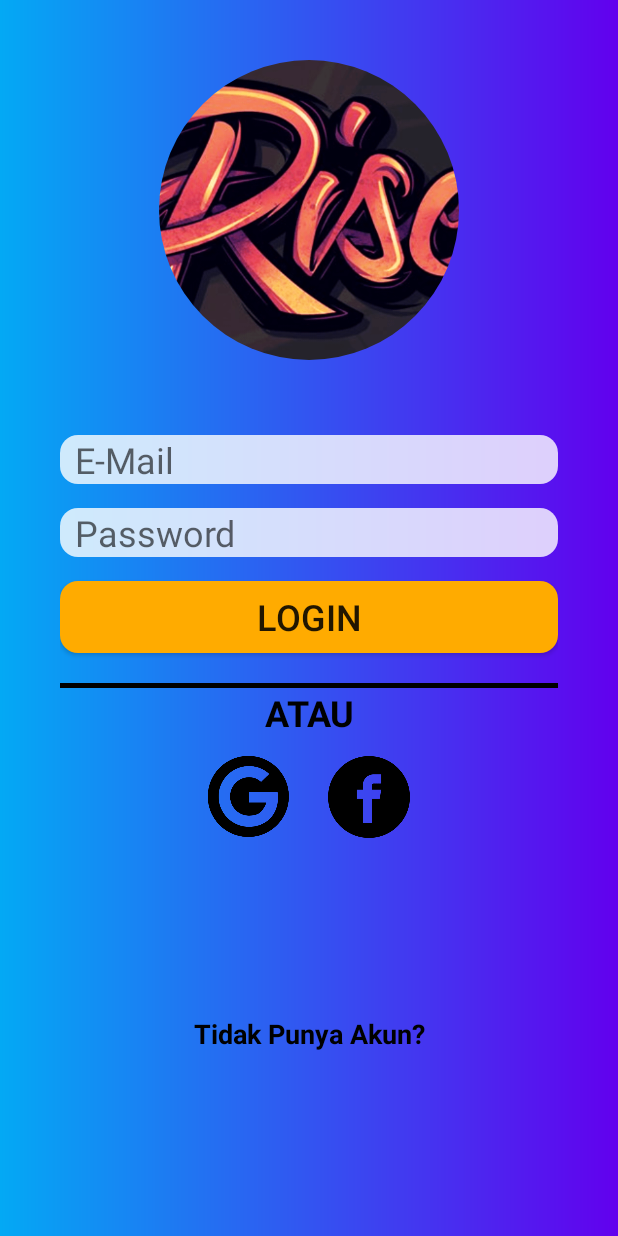
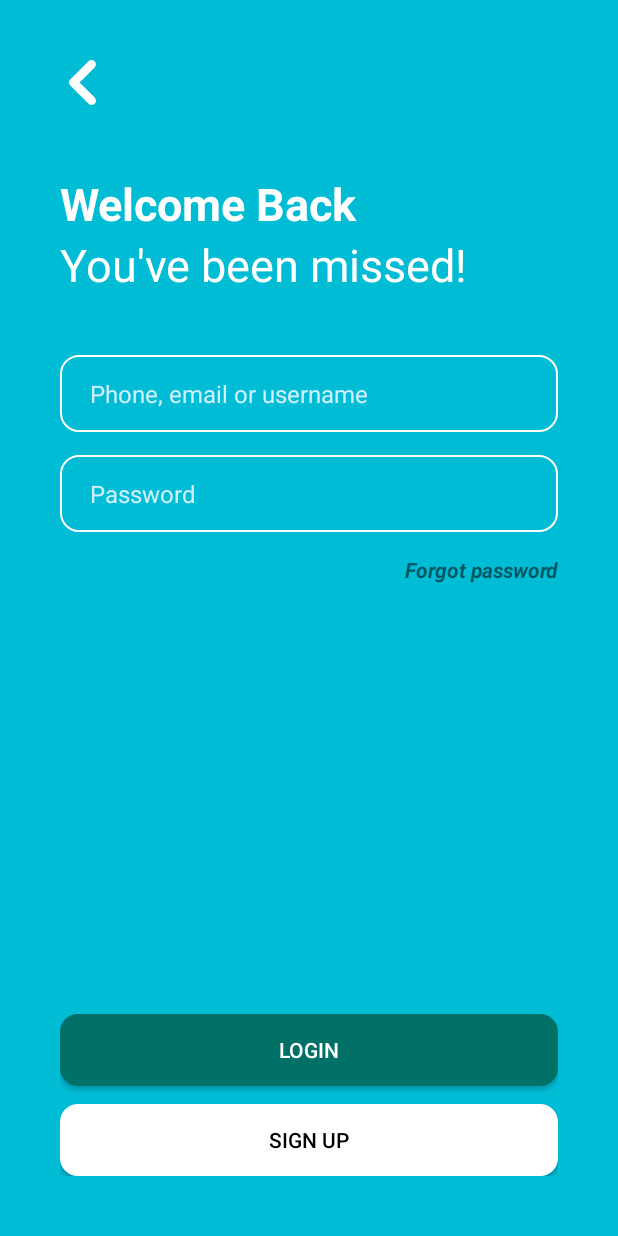
Before and after one commit to Naufalwidhi/PKL_Technobit_E-Commerce, an Android app: the LoginActivity screen opened directly, with no data from a screen before it, on a phone screen of 412 x 824 dp. Run offline under Robolectric (Android 15) with nearby library versions, the light colour scheme and no system bars.

Commit message:
update ui

```diff
--- /dev/null
+++ b/app/src/main/res/drawable/back_button.xml
@@ -0,0 +1,4 @@
+<vector android:height="40dp" android:viewportHeight="55.753"
+    android:viewportWidth="55.753" android:width="40dp" xmlns:android="http://schemas.android.com/apk/res/android">
+    <path android:fillColor="#FFFFFF" android:pathData="M12.745,23.915c0.283,-0.282 0.59,-0.52 0.913,-0.727L35.266,1.581c2.108,-2.107 5.528,-2.108 7.637,0.001c2.109,2.108 2.109,5.527 0,7.637L24.294,27.828l18.705,18.706c2.109,2.108 2.109,5.526 0,7.637c-1.055,1.056 -2.438,1.582 -3.818,1.582s-2.764,-0.526 -3.818,-1.582L13.658,32.464c-0.323,-0.207 -0.632,-0.445 -0.913,-0.727c-1.078,-1.078 -1.598,-2.498 -1.572,-3.911C11.147,26.413 11.667,24.994 12.745,23.915z"/>
+</vector>
--- /dev/null
+++ b/app/src/main/res/drawable/shape_blue.xml
@@ -0,0 +1,7 @@
+<?xml version="1.0" encoding="utf-8"?>
+<shape xmlns:android="http://schemas.android.com/apk/res/android">
+
+    <solid android:color="#2196F3" />
+    <corners android:radius="12dp" />
+
+</shape>
--- /dev/null
+++ b/app/src/main/res/drawable/shape_edittext.xml
@@ -0,0 +1,7 @@
+<?xml version="1.0" encoding="utf-8"?>
+<shape xmlns:android="http://schemas.android.com/apk/res/android">
+
+    <corners android:radius="12dp" />
+    <stroke android:color="#ffff" android:width="1dp" />
+    <padding android:left="20dp" android:right="20dp" android:top="15dp" android:bottom="15dp"/>
+</shape>
--- /dev/null
+++ b/app/src/main/res/drawable/shape_green.xml
@@ -0,0 +1,7 @@
+<?xml version="1.0" encoding="utf-8"?>
+<shape xmlns:android="http://schemas.android.com/apk/res/android">
+
+    <solid android:color="#017167" />
+    <corners android:radius="12dp" />
+
+</shape>
--- /dev/null
+++ b/app/src/main/res/drawable/shape_white.xml
@@ -0,0 +1,7 @@
+<?xml version="1.0" encoding="utf-8"?>
+<shape xmlns:android="http://schemas.android.com/apk/res/android">
+
+    <solid android:color="#FFFFFF" />
+    <corners android:radius="12dp" />
+
+</shape>
--- a/app/src/main/res/layout/activity_login.xml
+++ b/app/src/main/res/layout/activity_login.xml
@@ -1,101 +1,93 @@
 <?xml version="1.0" encoding="utf-8"?>
-<LinearLayout
+<RelativeLayout
     xmlns:android="http://schemas.android.com/apk/res/android"
     xmlns:tools="http://schemas.android.com/tools"
     android:layout_width="match_parent"
     android:layout_height="match_parent"
-    android:background="@drawable/login_background"
     android:orientation="vertical"
     android:padding="40dp"
-    tools:context=".Activity.Authentication.LoginActivity">
+    tools:context=".Activity.MainActivity"
+    android:background="#00BCD4">
 
-    <de.hdodenhof.circleimageview.CircleImageView
-        android:id="@+id/img_logo"
-        android:layout_width="match_parent"
-        android:layout_height="200dp"
-        android:layout_marginBottom="50dp"
-        android:contentDescription="@string/image_logo"
-        android:src="@drawable/logo" />
+    <ImageView
+        android:id="@+id/back_button"
+        android:layout_width="30dp"
+        android:layout_height="30dp"
+        android:src="@drawable/back_button"/>
+
+    <TextView
+        android:id="@+id/text_login"
+        android:layout_below="@id/back_button"
+        android:layout_width="wrap_content"
+        android:layout_height="wrap_content"
+        android:text="Welcome Back"
+        android:textColor="#FFFFFF"
+        android:textSize="30sp"
+        android:textStyle="bold"
+        android:layout_marginTop="45dp"/>
+
+    <TextView
+        android:id="@+id/text_login2"
+        android:layout_below="@id/text_login"
+        android:layout_width="wrap_content"
+        android:layout_height="wrap_content"
+        android:text="You've been missed!"
+        android:textColor="#FFFFFF"
+        android:textSize="30sp"/>
 
     <EditText
-        android:id="@+id/et_email_login"
+        android:id="@+id/input_username"
+        android:layout_below="@id/text_login2"
         android:layout_width="match_parent"
         android:layout_height="wrap_content"
-        android:layout_marginBottom="16dp"
-        android:background="@drawable/shape_white_transparent"
-        android:hint="@string/Email"
-        android:inputType="textEmailAddress"
-        android:paddingStart="10dp"
-        android:textSize="24sp"
-        tools:ignore="Autofill,RtlSymmetry" />
+        android:layout_marginTop="40dp"
+        android:textSize="16sp"
+        android:hint="Phone, email or username"
+        android:textColorHint="#CFF0FF"
+        android:background="@drawable/shape_edittext" />
 
     <EditText
-        android:id="@+id/et_password_login"
+        android:id="@+id/input_password"
+        android:layout_below="@id/input_username"
         android:layout_width="match_parent"
         android:layout_height="wrap_content"
-        android:layout_marginBottom="16dp"
-        android:background="@drawable/shape_white_transparent"
-        android:hint="@string/Password"
-        android:inputType="textPassword"
-        android:paddingStart="10dp"
-        android:textSize="24sp"
-        tools:ignore="Autofill,RtlSymmetry" />
+        android:layout_marginTop="15dp"
+        android:textSize="16sp"
+        android:hint="Password"
+        android:textColorHint="#CFF0FF"
+        android:background="@drawable/shape_edittext"/>
+
+    <TextView
+        android:id="@+id/lupa_password"
+        android:layout_below="@+id/input_password"
+        android:layout_width="wrap_content"
+        android:layout_height="wrap_content"
+        android:text="Forgot password"
+        android:layout_marginTop="15dp"
+        android:layout_alignParentEnd="true"
+        android:textStyle="bold|italic"
+        android:textSize="14sp"/>
+
 
     <android.widget.Button
-        android:id="@+id/btn_login"
+        android:id="@+id/login_button"
+        android:layout_above="@id/signup_button"
         android:layout_width="match_parent"
         android:layout_height="wrap_content"
-        android:background="@drawable/shape_orange"
-        android:text="@string/Login"
-        android:textSize="24sp" />
+        android:layout_alignParentStart="true"
+        android:text="login"
+        android:textColor="#ffff"
+        android:background="@drawable/shape_green"
+        android:layout_marginBottom="12dp"/>
 
-    <View
-        android:layout_width="match_parent"
-        android:layout_height="3dp"
-        android:layout_marginTop="20dp"
-        android:background="@color/black" />
-
-    <TextView
+    <android.widget.Button
+        android:id="@+id/signup_button"
         android:layout_width="match_parent"
         android:layout_height="wrap_content"
-        android:gravity="center"
-        android:text="@string/atau"
-        android:textColor="@color/black"
-        android:textSize="24sp"
-        android:textStyle="bold" />
+        android:layout_alignParentBottom="true"
+        android:layout_alignParentStart="true"
+        android:text="SIgn up"
+        android:textColor="#000000"
+        android:background="@drawable/shape_white"/>
 
-    <LinearLayout
-        android:layout_width="match_parent"
-        android:layout_height="wrap_content"
-        android:gravity="center"
-        android:orientation="horizontal">
-
-        <ImageButton
-            android:id="@+id/img_google_logo_login"
-            android:layout_width="60dp"
-            android:layout_height="60dp"
-            android:layout_margin="10dp"
-            android:background="@drawable/google_round"
-            android:contentDescription="@string/Google" />
-
-        <ImageButton
-            android:id="@+id/img_facebook_logo_login"
-            android:layout_width="60dp"
-            android:layout_height="60dp"
-            android:layout_margin="10dp"
-            android:background="@drawable/facebook_round"
-            android:contentDescription="@string/Facebook" />
-    </LinearLayout>
-
-    <TextView
-        android:id="@+id/tv_noaccount_login"
-        android:layout_width="match_parent"
-        android:layout_height="wrap_content"
-        android:layout_marginTop="105dp"
-        android:text="@string/no_akun"
-        android:textAlignment="center"
-        android:textColor="@color/black"
-        android:textSize="18sp"
-        android:textStyle="bold" />
-
-</LinearLayout>
+</RelativeLayout>
--- a/app/src/main/res/layout/activity_main.xml
+++ b/app/src/main/res/layout/activity_main.xml
@@ -1,10 +1,68 @@
 <?xml version="1.0" encoding="utf-8"?>
-<LinearLayout xmlns:android="http://schemas.android.com/apk/res/android"
+<RelativeLayout
+    xmlns:android="http://schemas.android.com/apk/res/android"
     xmlns:tools="http://schemas.android.com/tools"
     android:layout_width="match_parent"
     android:layout_height="match_parent"
     android:orientation="vertical"
     android:padding="40dp"
-    tools:context=".Activity.MainActivity">
+    tools:context=".Activity.MainActivity"
+    android:background="#00BCD4">
 
-</LinearLayout>
+
+    <ImageView
+        android:id="@+id/gambar_welcome"
+        android:layout_width="300dp"
+        android:layout_height="300dp"
+        android:layout_centerHorizontal="true"
+        android:src="@drawable/gambar_welcome"/>
+
+    <TextView
+        android:id="@+id/text_welcome"
+        android:layout_width="wrap_content"
+        android:layout_height="wrap_content"
+        android:layout_below="@+id/gambar_welcome"
+        android:layout_centerHorizontal="true"
+        android:text="Kiospedia Toko Online Terpercaya."
+        android:textAlignment="center"
+        android:textColor="#FFFFFF"
+        android:textSize="35sp"
+        android:textStyle="bold" />
+
+    <TextView
+        android:id="@+id/deskripsi"
+        android:layout_below="@+id/text_welcome"
+        android:layout_width="wrap_content"
+        android:layout_height="wrap_content"
+        android:layout_marginTop="40dp"
+        android:textAlignment="center"
+        android:textColor="#FFFFFF"
+        android:textStyle="italic"
+        android:text="Lorem Ipsum is simply dummy text of the printing and typesetting industry. Lorem Ipsum has been the industry's standard dummy text ever since the 1500s, when an unknown printer took a galley of type and scrambled it to make a type specimen book."/>
+
+    <android.widget.Button
+        android:id="@+id/login_button"
+        android:layout_below="@+id/deskripsi"
+        android:layout_width="140dp"
+        android:layout_height="wrap_content"
+        android:layout_marginTop="90dp"
+        android:layout_marginLeft="10dp"
+        android:layout_alignParentBottom="true"
+        android:layout_alignParentStart="true"
+        android:text="login"
+        android:textColor="#ffff"
+        android:background="@drawable/shape_green"/>
+
+    <android.widget.Button
+        android:id="@+id/login_register"
+        android:layout_below="@+id/deskripsi"
+        android:layout_width="140dp"
+        android:layout_height="wrap_content"
+        android:layout_marginTop="90dp"
+        android:layout_marginRight="10dp"
+        android:layout_alignParentBottom="true"
+        android:layout_alignParentEnd="true"
+        android:text="Sign Up"
+        android:background="@drawable/shape_white"/>
+
+</RelativeLayout>
```
Also changed, not shown: app/src/main/res/drawable/gambar_welcome.png (added).
